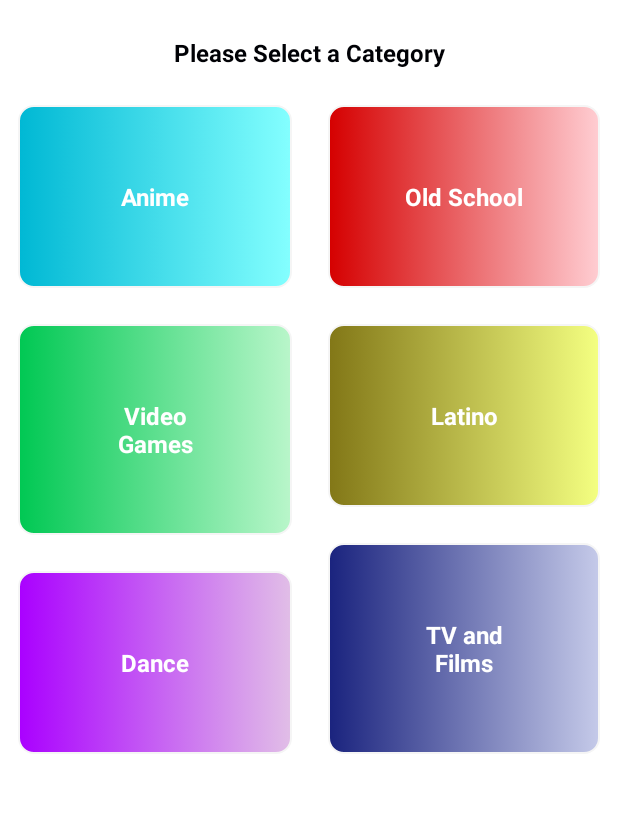
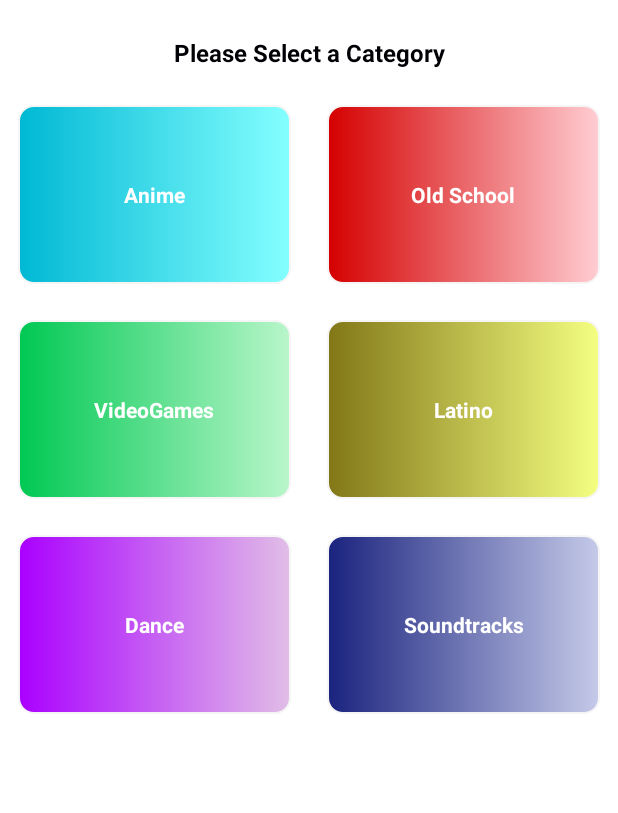
Before and after one commit to hamiltonfvi/Jams, an Android app: the screen it shows after launch (MainActivity), on a phone screen of 412 x 824 dp, the part 135-948 px from its top. Run offline under Robolectric (Android 15) with nearby library versions, the phone set to English and light mode, and no system bars.

Commit message:
-play button works, now play the right tune. -enhanced the app visually

```diff
--- a/app/src/main/AndroidManifest.xml
+++ b/app/src/main/AndroidManifest.xml
@@ -39,7 +39,7 @@
             android:theme="@style/OldSchoolTheme"/>
         <activity
             android:name=".FilmsActivity"
-            android:label="@string/films"
+            android:label="@string/soundtracks"
             android:theme="@style/FilmsTheme"/>
     </application>
 
--- a/app/src/main/res/layout/activity_main.xml
+++ b/app/src/main/res/layout/activity_main.xml
@@ -26,8 +26,8 @@
 
         <LinearLayout
             android:id="@+id/linearLayout01"
-            android:layout_width="wrap_content"
-            android:layout_height="wrap_content"
+            android:layout_width="match_parent"
+            android:layout_height="match_parent"
             android:baselineAligned="false">
 
             <LinearLayout
@@ -90,7 +90,7 @@
                     android:layout_width="match_parent"
                     android:layout_height="wrap_content"
                     android:background="@drawable/gradient_films"
-                    android:text="@string/films" />
+                    android:text="@string/soundtracks" />
 
             </LinearLayout>
 
--- a/app/src/main/res/layout/list_item.xml
+++ b/app/src/main/res/layout/list_item.xml
@@ -49,6 +49,8 @@
         android:id="@+id/tune_play"
         android:layout_width="@dimen/list_item_height"
         android:layout_height="@dimen/list_item_height"
-        android:background="@drawable/buttonplay"/>
+        android:background="@drawable/buttonplay"
+        android:paddingRight="12dp"
+        android:layout_marginRight="12dp"/>
 
 </LinearLayout>
--- a/app/src/main/res/values/strings.xml
+++ b/app/src/main/res/values/strings.xml
@@ -6,7 +6,7 @@
     <string name="latino">Latino</string>
 
     <!-- Category name for Video-Game Music[CHAR LIMIT=20] -->
-    <string name="video_games">Video Games</string>
+    <string name="video_games">VideoGames</string>
 
     <!-- Category name for Anime Music[CHAR LIMIT=20] -->
     <string name="anime">Anime</string>
@@ -18,7 +18,7 @@
     <string name="old_school">Old School</string>
 
     <!-- Category name for TV Shows & Films Music [CHAR LIMIT=20] -->
-    <string name="films">TV and Films</string>
+    <string name="soundtracks">Soundtracks</string>
 
     <!-- Category name for TV Shows & Films Music [CHAR LIMIT=20] -->
     <string name="welcome">Welcome to Jams</string>
--- a/app/src/main/res/values/styles.xml
+++ b/app/src/main/res/values/styles.xml
@@ -17,7 +17,7 @@
         <item name="android:padding">@dimen/dimen_50dp</item>
         <item name="android:gravity">center_horizontal</item>
         <item name="android:textColor">@android:color/white</item>
-        <item name="android:textSize">16sp</item>
+        <item name="android:textSize">14sp</item>
         <item name="android:textStyle">bold</item>
     </style>
 
```
